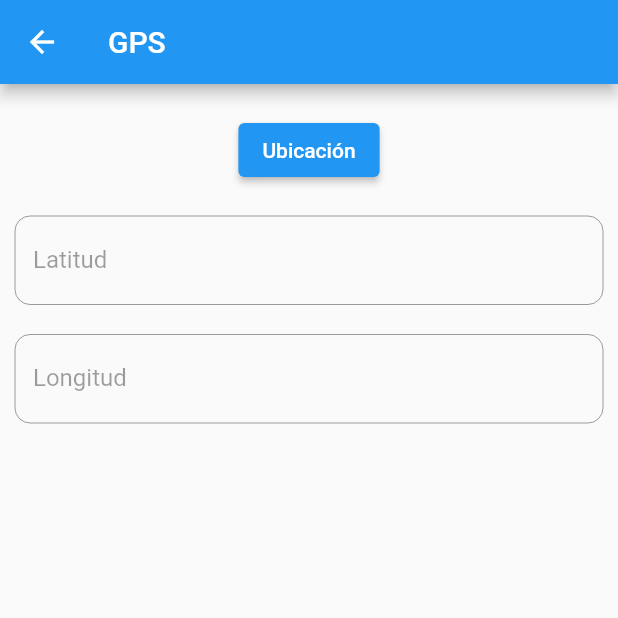
After one commit to ThePolanco/App_with_Flutter, a Flutter app: the Geoposition screen opened directly, after a tap on "Ubicación", on a phone screen of 412 x 824 dp, the top half of it. The commit adds this screen. Run offline on Flutter 3.47's test engine with Material 2 defaults, Android fonts, the light colour scheme and no system bars; our stand-ins replace cloud_firestore, firebase_core, geolocator, local_auth; accounts and stored records are empty.

Commit message:
Geolocalización con latitud y longitud

```diff
--- /dev/null
+++ b/lib/View/Geoposition.dart
@@ -0,0 +1,83 @@
+import "dart:async";
+
+import "package:flutter/material.dart";
+import "package:geolocator/geolocator.dart";
+
+class Geoposition extends StatefulWidget {
+  GeopositionApp createState() => GeopositionApp();
+}
+
+class GeopositionApp extends State<Geoposition> {
+  TextEditingController latitud = TextEditingController();
+  TextEditingController longitud = TextEditingController();
+  late Position position;
+  @override
+  Widget build(BuildContext) {
+    return Scaffold(
+      appBar: AppBar(
+        title: Text("GPS"),
+      ),
+      body: SingleChildScrollView(
+        child: Center(
+          child: Column(
+            children: [
+              Padding(
+                padding: EdgeInsets.only(top: 20, left: 10, right: 10),
+                child:
+                    ElevatedButton(onPressed: () async{
+                      print(await determinePosition());
+                      longitud.text = await determinePosition().toString();
+                      latitud.text = await determinePosition().toString();
+                    }, child: Text("Ubicación")),
+              ),
+              Padding(
+                padding: EdgeInsets.only(top: 20, left: 10, right: 10),
+                child: TextField(
+                  controller: latitud,
+                  decoration: InputDecoration(
+                      border: OutlineInputBorder(
+                          borderRadius: BorderRadius.circular(10)),
+                      enabled: false,
+                      labelText: "Latitud"),
+                ),
+              ),
+              Padding(
+                padding: EdgeInsets.only(top: 20, left: 10, right: 10),
+                child: TextField(
+                  controller: longitud,
+                  decoration: InputDecoration(
+                      border: OutlineInputBorder(
+                          borderRadius: BorderRadius.circular(10)),
+                      enabled: false,
+                      labelText: "Longitud"),
+                ),
+              ),
+            ],
+          ),
+        ),
+      ),
+    );
+  }
+
+  Future<Position> determinePosition() async {
+    bool serviceEnabled;
+    LocationPermission permission;
+    serviceEnabled = await Geolocator.isLocationServiceEnabled();
+    if (serviceEnabled) {
+    } else {
+      Geolocator.openLocationSettings();
+    }
+    if (!serviceEnabled) {
+      return Future.error("No disponible");
+    }
+    permission = await Geolocator.checkPermission();
+    if (permission == LocationPermission.denied) {
+      permission = await Geolocator.requestPermission();
+      if (permission == await LocationPermission.denied) {
+        return Future.error("Permiso denegado");
+      }
+    }
+    print (await Geolocator.getCurrentPosition());
+    return await Geolocator.getCurrentPosition();
+  }
+}
--- a/lib/main.dart
+++ b/lib/main.dart
@@ -2,6 +2,7 @@ import 'package:firebase_core/firebase_core.dart';
 import 'package:flutter/material.dart';
 import 'package:cloud_firestore/cloud_firestore.dart';
 import 'package:flutter/services.dart';
+import 'package:lineadeprof/View/Geoposition.dart';
 import 'package:local_auth/auth_strings.dart';
 import 'DTO/User.dart';
 import 'View/Registro.dart';
@@ -52,6 +53,7 @@ class HomeStart extends State<Home>{
               objUser.identidad =cursor.get("IdentidadUsuario");
               objUser.rol = ("Administrador");
               objUser.estado = cursor.get("Estado");
+
 
               //Definicion que indica que Invitado correspondera a 1 y Admin a 2,
               // llamando la clase mensaje para indicar el modulo de bienvenida
@@ -169,6 +171,8 @@ class HomeStart extends State<Home>{
               ElevatedButton(
 
                 onPressed: () {
+                  Navigator.push(context,
+                      MaterialPageRoute(builder: (_) => Geoposition()));
                   if(IyA==1){
                     Navigator.push(
                       context,
@@ -254,7 +258,7 @@ class invitado extends StatelessWidget {
           onPressed: () {
             Navigator.pop(context);
           },
-          child: Text('Regresar'),
+          child: Text('GPS'),
         ),
       ),
     );
@@ -274,7 +278,7 @@ class admin extends StatelessWidget {
           onPressed: () {
             Navigator.pop(context);
           },
-          child: Text('Regresar'),
+          child: Text('GPS'),
         ),
       ),
     );
--- a/pubspec.yaml
+++ b/pubspec.yaml
@@ -30,6 +30,7 @@ environment:
 dependencies:
   cloud_firestore:
   firebase_core:
+  geolocator: ^9.0.2
   local_auth: ^1.1.6
   flutter:
     sdk: flutter
```
Also changed, not shown: pubspec.lock, 4 other files.
